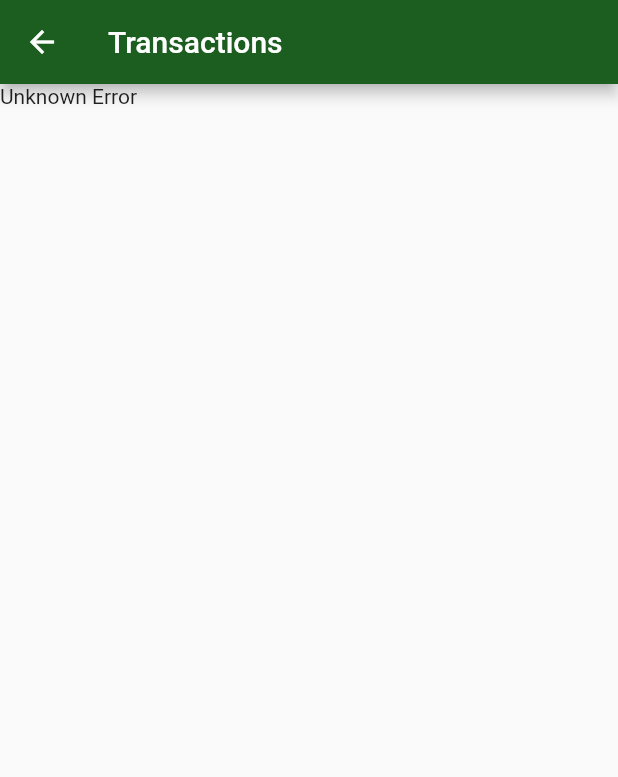
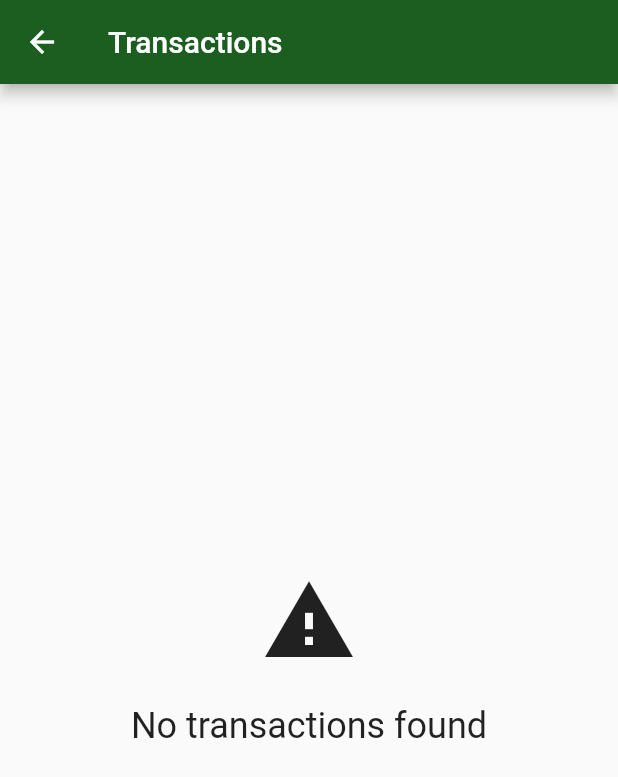
Before and after one commit to joaomagioli/bytebank, a Flutter app: the TransactionList screen opened directly, on a phone screen of 412 x 824 dp. Shown: the top 777 px of the screen. Run offline on Flutter 3.47's test engine with Material 2 defaults, Android fonts, the phone set to English and light mode, and no system bars; our stand-ins replace sqflite; missing offline and left inert: http_interceptor; accounts and stored records are empty; statements that could not run were skipped.

Commit message:
creating new component for centering messages

```diff
--- /dev/null
+++ b/lib/components/centered_message.dart
@@ -0,0 +1,41 @@
+import 'package:flutter/material.dart';
+
+class CenteredMessage extends StatelessWidget {
+  final String message;
+  final IconData? icon;
+  final double iconSize;
+  final double fontSize;
+
+  CenteredMessage(
+      this.message, {
+        this.icon,
+        this.iconSize = 64,
+        this.fontSize = 24,
+      });
+
+  @override
+  Widget build(BuildContext context) {
+    return Center(
+      child: Column(
+        mainAxisAlignment: MainAxisAlignment.center,
+        crossAxisAlignment: CrossAxisAlignment.center,
+        children: <Widget>[
+          Visibility(
+            child: Icon(
+              icon,
+              size: iconSize,
+            ),
+            visible: icon != null,
+          ),
+          Padding(
+            padding: const EdgeInsets.only(top: 24.0),
+            child: Text(
+              message,
+              style: TextStyle(fontSize: fontSize),
+            ),
+          ),
+        ],
+      ),
+    );
+  }
+}
--- a/lib/screens/transaction_list.dart
+++ b/lib/screens/transaction_list.dart
@@ -1,4 +1,5 @@
 import 'package:bytebank/components/Progress.dart';
+import 'package:bytebank/components/centered_message.dart';
 import 'package:bytebank/http/web_client.dart';
 import 'package:bytebank/models/transaction.dart';
 import 'package:flutter/material.dart';
@@ -57,9 +58,10 @@ class _TransactionListState extends State<TransactionList> {
                     itemCount: transactions.length,
                   );
                 }
+                return CenteredMessage('No transactions found', icon: Icons.warning);
                 break;
             }
-            return Text("Unknown Error");
+            return CenteredMessage("Unknown Error");
           },
         ));
   }
```
